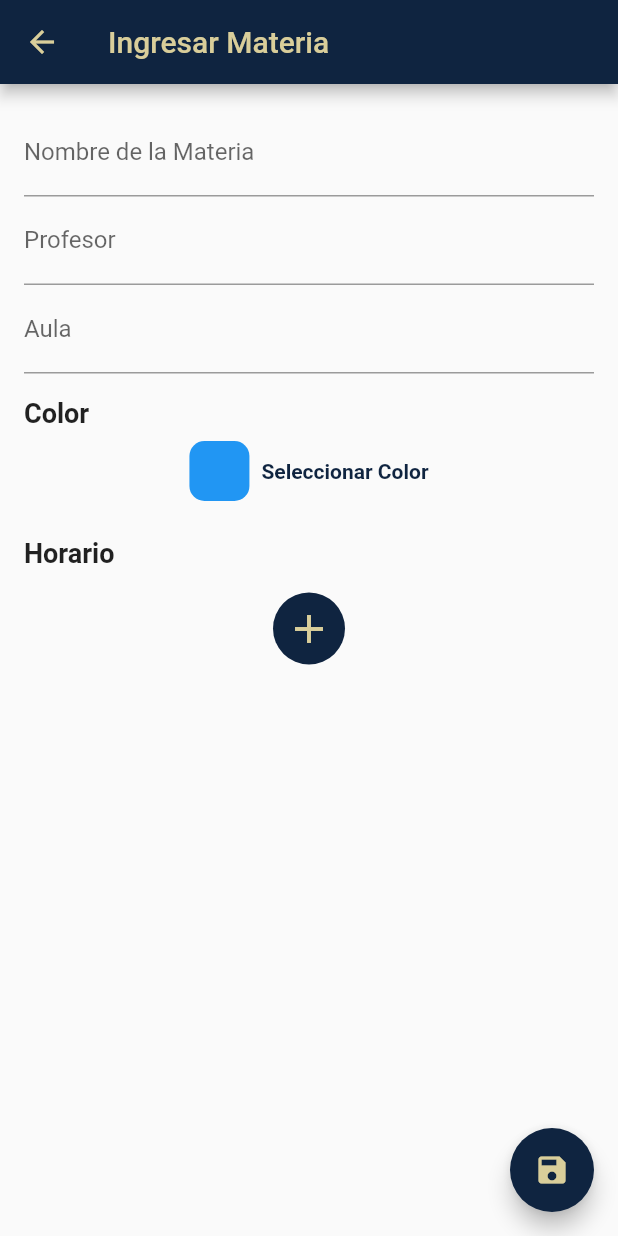
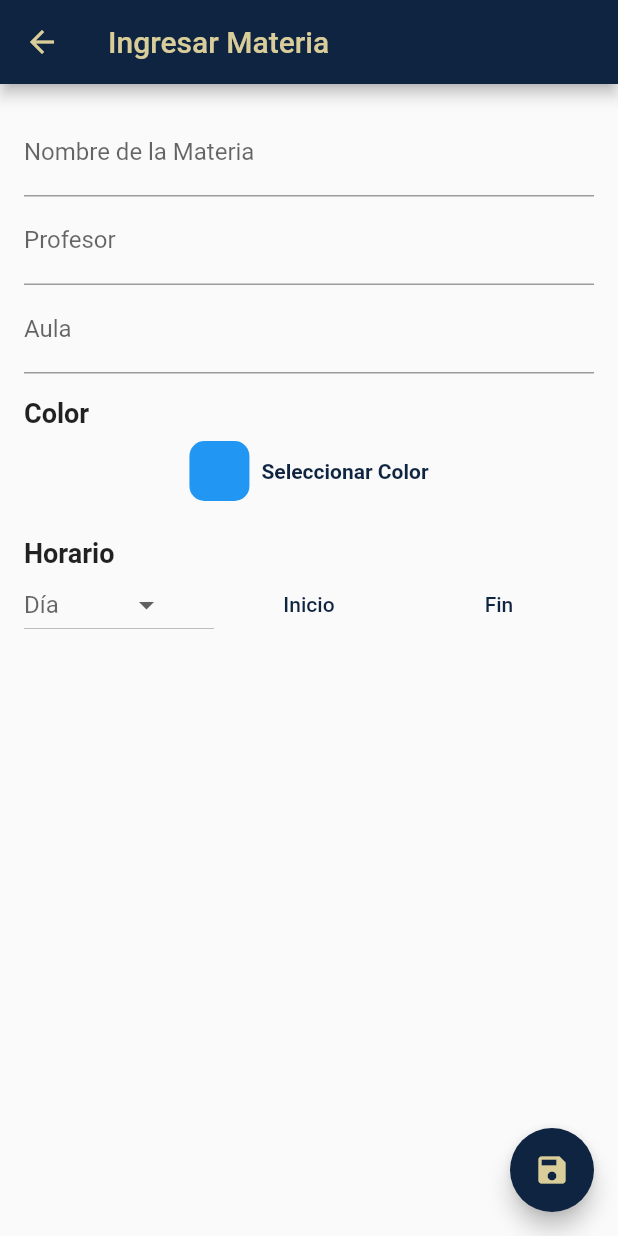
Before and after one commit to DonOtame/polismart_project, a Flutter app: the IngresoMateriaScreen screen opened directly, after a tap on the "save" icon, on a phone screen of 412 x 824 dp. Run offline on Flutter 3.47's test engine with Material 2 defaults, Android fonts, the phone set to English and light mode, and no system bars; our stand-ins replace cloud_firestore, firebase_auth, firebase_core, flutter_colorpicker; accounts and stored records are empty; network calls fail.

Commit message:
Update Create materia

```diff
--- a/lib/models/materia.dart
+++ b/lib/models/materia.dart
@@ -3,14 +3,14 @@ class Materia {
   final String color;
   final String profesor;
   final String aula;
-  final List<Horario> horarios;
+  final Horario horario;
 
   Materia({
     required this.nombre,
     required this.color,
     required this.profesor,
     required this.aula,
-    required this.horarios,
+    required this.horario,
   });
 }
 
--- a/lib/providers/materia_provider.dart
+++ b/lib/providers/materia_provider.dart
@@ -11,13 +11,11 @@ class MateriaProvider {
       'color': materia.color,
       'profesor': materia.profesor,
       'aula': materia.aula,
-      'horarios': materia.horarios.map((horario) {
-        return {
-          'diaSemana': horario.diaSemana,
-          'horaInicio': horario.horaInicio,
-          'horaFin': horario.horaFin,
-        };
-      }).toList(),
+      'horario': {
+        'diaSemana': materia.horario.diaSemana,
+        'horaInicio': materia.horario.horaInicio,
+        'horaFin': materia.horario.horaFin,
+      },
     });
   }
 }
--- a/lib/screens/form_materia.dart
+++ b/lib/screens/form_materia.dart
@@ -1,8 +1,8 @@
 import 'package:flutter/material.dart';
 import 'package:polismart_project/models/materia.dart';
+import 'package:polismart_project/providers/materia_provider.dart';
 import 'package:polismart_project/widgets/color_picker.dart';
 import 'package:polismart_project/widgets/horario_input.dart';
-import 'package:polismart_project/providers/materia_provider.dart';
 
 class IngresoMateriaScreen extends StatefulWidget {
   @override
@@ -10,16 +10,15 @@ class IngresoMateriaScreen extends StatefulWidget {
 }
 
 class _IngresoMateriaScreenState extends State<IngresoMateriaScreen> {
-  final _materiaProvider = MateriaProvider();
-  List<HorarioInput> horarios = [];
-  String selectedDay = 'Lunes';
-  TimeOfDay selectedStartTime = TimeOfDay.now();
-  TimeOfDay selectedEndTime = TimeOfDay.now();
   bool isFirstHorario = true;
   Color selectedColor = Colors.blue;
   TextEditingController nombreController = TextEditingController();
   TextEditingController profesorController = TextEditingController();
   TextEditingController aulaController = TextEditingController();
+
+  String? selectedDay;
+  TimeOfDay? selectedStartTime;
+  TimeOfDay? selectedEndTime;
 
   @override
   Widget build(BuildContext context) {
@@ -31,7 +30,7 @@ class _IngresoMateriaScreenState extends State<IngresoMateriaScreen> {
             color: Color(0xFFD9CE9A),
           ),
         ),
-          iconTheme: IconThemeData(
+        iconTheme: const IconThemeData(
           color: Color(0xFFD9CE9A),
         ),
       ),
@@ -44,18 +43,18 @@ class _IngresoMateriaScreenState extends State<IngresoMateriaScreen> {
               TextFormField(
                 controller: nombreController,
                 decoration:
-                      InputDecoration(labelText: 'Nombre de la Materia'),
+                    const InputDecoration(labelText: 'Nombre de la Materia'),
               ),
               TextFormField(
                 controller: profesorController,
-                  decoration: InputDecoration(labelText: 'Profesor'),
+                decoration: const InputDecoration(labelText: 'Profesor'),
               ),
               TextFormField(
                 controller: aulaController,
-                  decoration: InputDecoration(labelText: 'Aula'),
+                decoration: const InputDecoration(labelText: 'Aula'),
               ),
-                Padding(
-                  padding: const EdgeInsets.only(top: 16.0),
+              const Padding(
+                padding: EdgeInsets.only(top: 16.0),
                 child: Text(
                   'Color',
                   style: TextStyle(
@@ -68,8 +67,8 @@ class _IngresoMateriaScreenState extends State<IngresoMateriaScreen> {
                 selectedColor: selectedColor,
                 onColorChanged: _onColorChanged,
               ),
-                Padding(
-                  padding: const EdgeInsets.only(top: 16.0),
+              const Padding(
+                padding: EdgeInsets.only(top: 16.0),
                 child: Text(
                   'Horario',
                   style: TextStyle(
@@ -78,70 +77,49 @@ class _IngresoMateriaScreenState extends State<IngresoMateriaScreen> {
                   ),
                 ),
               ),
-                for (var i = 0; i < horarios.length; i++) ...[
               HorarioInputWidget(
-                    selectedDay: selectedDay,
-                    selectedStartTime: selectedStartTime,
-                    selectedEndTime: selectedEndTime,
-                    isFirstHorario: isFirstHorario,
-                    onDayChanged: _onDayChanged,
-                    onStartTimeChanged: _onStartTimeChanged,
-                    onEndTimeChanged: _onEndTimeChanged,
-                    onRemoveHorario: () => _onRemoveHorario(i),
-                    horarios: [],
+                onHorarioChanged: _onHorarioChanged,
               ),
-                  if (i < horarios.length - 1) Divider(),
-                ],
-                SizedBox(height: 16.0),
-                _buildAgregarHorarioButton(),
+              const SizedBox(height: 16.0),
             ],
           ),
         ),
       ),
       floatingActionButton: FloatingActionButton(
         onPressed: () async {
-            // Crear una instancia de Materia con los datos ingresados
-            final nuevaMateria = Materia(
+          // Crea un objeto Horario con los valores seleccionados
+          final horario = Horario(
+            diaSemana: selectedDay ?? "NO",
+            horaInicio: selectedStartTime?.format(context) ?? "NO",
+            horaFin: selectedEndTime?.format(context) ?? "NO",
+          );
+
+          // Crea un objeto Materia con los datos del formulario
+          final materia = Materia(
             nombre: nombreController.text,
-              color: selectedColor.toString(),
+            color: selectedColor.toString(), // Convierte el color en una cadena
             profesor: profesorController.text,
             aula: aulaController.text,
-              horarios: horarios
-                  .map((horario) => Horario(
-                        diaSemana: horario.selectedDay,
-                        horaInicio: horario.selectedStartTime.toString(),
-                        horaFin: horario.selectedEndTime.toString(),
-                      ))
-                  .toList(),
+            horario: horario, // Asigna el horario creado
           );
 
-            await _materiaProvider.agregarMateria(nuevaMateria);
+          // Llama al método para agregar la materia a Firebase Firestore
+          await MateriaProvider().agregarMateria(materia);
 
-            nombreController.clear();
-            profesorController.clear();
-            aulaController.clear();
-            horarios.clear();
+          // Limpia los controladores después de guardar la materia
+          // nombreController.clear();
+          // profesorController.clear();
+          // aulaController.clear();
+          // setState(
+          //   () {
+          //     selectedDay = null;
+          //     selectedStartTime = null;
+          //     selectedEndTime = null;
+          //   },
+          // );
         },
-          foregroundColor: Color(0xFFD9CE9A),
-          child: Icon(Icons.save),
-        ));
-  }
-
-  Widget _buildAgregarHorarioButton() {
-    return Center(
-      child: Container(
-        decoration: BoxDecoration(
-          color: Color(0xFF0F2440),
-          shape: BoxShape.circle,
-        ),
-        child: IconButton(
-          onPressed: _addHorario,
-          icon: Icon(
-            Icons.add,
-            size: 32.0,
-            color: Color(0xFFD9CE9A),
-          ),
-        ),
+        foregroundColor: const Color(0xFFD9CE9A),
+        child: const Icon(Icons.save),
       ),
     );
   }
@@ -152,52 +130,12 @@ class _IngresoMateriaScreenState extends State<IngresoMateriaScreen> {
     });
   }
 
-  void _onDayChanged(String newValue) {
+  void _onHorarioChanged(
+      String? day, TimeOfDay? startTime, TimeOfDay? endTime) {
     setState(() {
-      selectedDay = newValue;
-    });
-  }
-
-  void _onStartTimeChanged(TimeOfDay newValue) {
-    setState(() {
-      selectedStartTime = newValue;
-    });
-  }
-
-  void _onEndTimeChanged(TimeOfDay newValue) {
-    setState(() {
-      selectedEndTime = newValue;
-    });
-  }
-
-  void _addHorario() {
-    setState(() {
-      horarios.add(HorarioInput());
-      isFirstHorario = false;
-    });
-  }
-
-  void _onRemoveHorario(int index) {
-    setState(() {
-      horarios.removeAt(index);
+      selectedDay = day;
+      selectedStartTime = startTime;
+      selectedEndTime = endTime;
     });
   }
 }
-
-class HorarioInput extends StatelessWidget {
-  final String selectedDay;
-  final TimeOfDay? selectedStartTime;
-  final TimeOfDay? selectedEndTime;
-
-  HorarioInput({
-    this.selectedDay = 'Lunes',
-    this.selectedStartTime,
-    this.selectedEndTime,
-  });
-
-  @override
-  Widget build(BuildContext context) {
-    // Implementa la construcción del widget usando los valores proporcionados.
-    return SizedBox();
-  }
-}
--- a/pubspec.yaml
+++ b/pubspec.yaml
@@ -40,6 +40,7 @@ dependencies:
   provider: ^6.0.5
   cloud_firestore: ^4.9.1
   flutter_colorpicker: ^1.0.3
+  dropdown_search: ^5.0.6
 
 dev_dependencies:
   flutter_test:
```
Also changed, not shown: lib/widgets/horario_input.dart (+44 -49 lines), pubspec.lock. Lines whose indentation alone changed are shown as unchanged.
